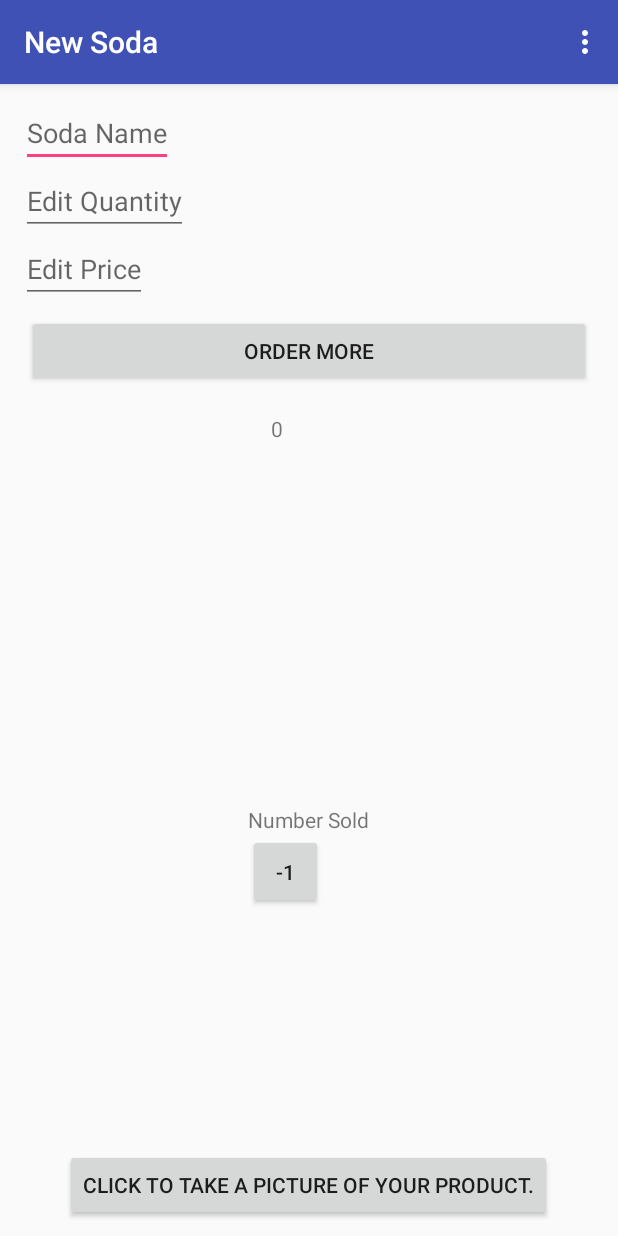
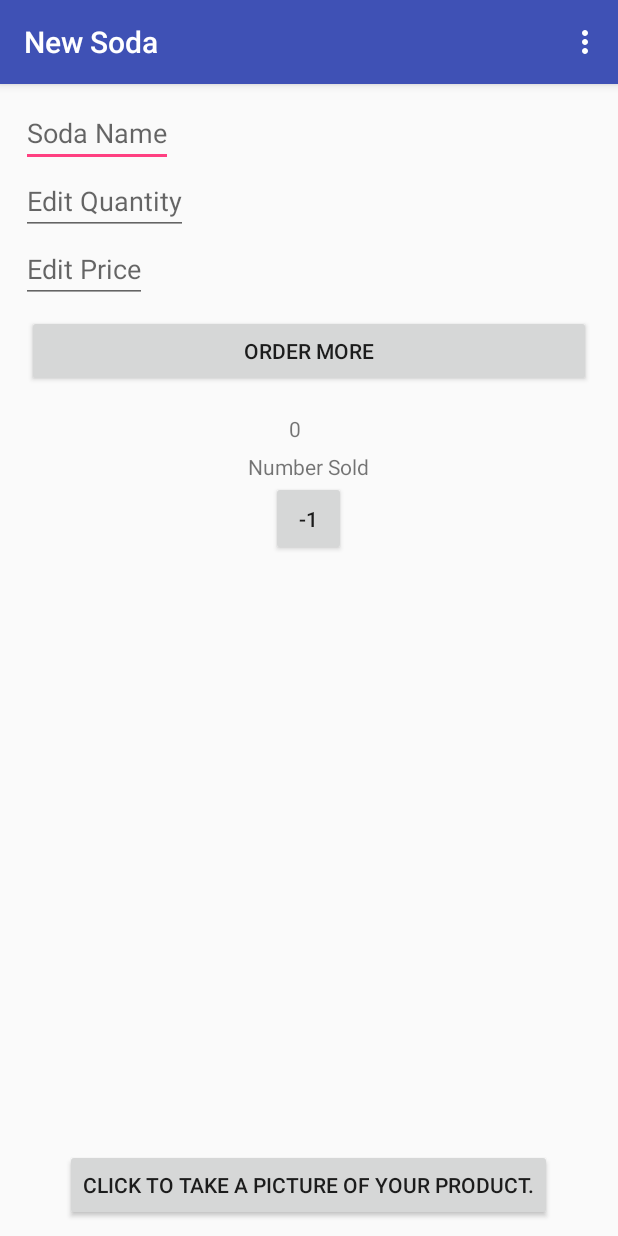
Before and after one commit to Marsha331/SodaInventory, an Android app: the EditorActivity screen opened directly, with no data from a screen before it, after a tap on "-1", on a phone screen of 412 x 824 dp. Run offline under Robolectric (Android 15) with nearby library versions, the phone set to English and light mode, and no system bars.

Commit message:
hopefully fixed all the issues

```diff
--- a/app/src/main/java/net/swallowsnest/sodainventory/EditorActivity.java
+++ b/app/src/main/java/net/swallowsnest/sodainventory/EditorActivity.java
@@ -112,8 +112,11 @@ public class EditorActivity extends AppCompatActivity implements LoaderManager.L
         Button sellButton = (Button) findViewById(R.id.sell_soda);
         sellButton.setOnClickListener(new View.OnClickListener() {
             public void onClick(View v) {
+                if (mCurrentSodaUri == null) {
+                    return;
+                }
                 int sodaQuantity;
-                int soldQuantity = 0;
+                int soldQuantity;
                 mSoldTextView = (TextView) findViewById(R.id.edit_sold_value);
                 sodaQuantity = Integer.valueOf(mQuantityEditText.getText().toString());
                 soldQuantity = Integer.valueOf(mSoldTextView.getText().toString());
@@ -125,6 +128,7 @@ public class EditorActivity extends AppCompatActivity implements LoaderManager.L
                 ContentValues values = new ContentValues();
                 values.put(SodaEntry.COLUMN_QUANTITY, sodaQuantity);
                 values.put(SodaEntry.COLUMN_SOLD, soldQuantity);
+                getContentResolver().update(mCurrentSodaUri, values, null, null);
             }
         });
 
@@ -133,6 +137,7 @@ public class EditorActivity extends AppCompatActivity implements LoaderManager.L
         mNameEditText = (EditText) findViewById(R.id.edit_soda_name);
         mQuantityEditText = (EditText) findViewById(R.id.edit_soda_quantity);
         mPriceEditText = (EditText) findViewById(R.id.edit_soda_price);
+        mSoldTextView = (TextView) findViewById(R.id.edit_sold_value);
         mImageView = (ImageView) findViewById(R.id.pic_here);
 
 
@@ -155,6 +160,7 @@ public class EditorActivity extends AppCompatActivity implements LoaderManager.L
         String nameString = mNameEditText.getText().toString().trim();
         String quantityString = mQuantityEditText.getText().toString().trim();
         String priceString = mPriceEditText.getText().toString().trim();
+        String soldString = mSoldTextView.getText().toString().trim();
 
         // Check if this is supposed to be a new soda
         // and check if any of the fields in the editor are blank
@@ -172,6 +178,7 @@ public class EditorActivity extends AppCompatActivity implements LoaderManager.L
         values.put(SodaEntry.COLUMN_NAME, nameString);
         values.put(SodaEntry.COLUMN_QUANTITY, quantityString);
         values.put(SodaEntry.COLUMN_PRICE, priceString);
+        values.put(SodaEntry.COLUMN_SOLD, soldString);
         // If the price is not provided by the user, don't try to parse the string into an
         // integer value. Use 0 by default.
         int price = 0;
@@ -365,16 +372,19 @@ public class EditorActivity extends AppCompatActivity implements LoaderManager.L
             int nameColumnIndex = cursor.getColumnIndex(SodaEntry.COLUMN_NAME);
             int quantityColumnIndex = cursor.getColumnIndex(SodaEntry.COLUMN_QUANTITY);
             int priceColumnIndex = cursor.getColumnIndex(SodaEntry.COLUMN_PRICE);
+            int soldColumnIndex = cursor.getColumnIndex(SodaEntry.COLUMN_SOLD);
 
             // Extract out the value from the Cursor for the given column index
             String name = cursor.getString(nameColumnIndex);
             int quantity = cursor.getInt(quantityColumnIndex);
             int price = cursor.getInt(priceColumnIndex);
+            int sold = cursor.getInt(soldColumnIndex);
 
             // Update the views on the screen with the values from the database
             mNameEditText.setText(name);
             mQuantityEditText.setText(Integer.toString(quantity));
             mPriceEditText.setText(Integer.toString(price));
+            mSoldTextView.setText(Integer.toString(sold));
 
         }
     }
@@ -385,6 +395,7 @@ public class EditorActivity extends AppCompatActivity implements LoaderManager.L
         mNameEditText.setText("");
         mQuantityEditText.setText("");
         mPriceEditText.setText("");
+        mSoldTextView.setText("");
     }
 
     /**
@@ -472,7 +483,6 @@ public class EditorActivity extends AppCompatActivity implements LoaderManager.L
         finish();
     }
 
-
     /**
      * This method is called when the order button is clicked.
      */
--- a/app/src/main/res/layout/activity_editor.xml
+++ b/app/src/main/res/layout/activity_editor.xml
@@ -95,10 +95,10 @@
 
                 <TextView
                     android:id="@+id/edit_sold_value"
-                    android:layout_width="50dp"
-                    android:layout_height="50dp"
-                    android:layout_weight="1"
+                    android:layout_width="25dp"
+                    android:layout_height="25dp"
                     android:text="0"
+                    android:textSize="14sp"
                     android:layout_gravity="center" />
 
 
@@ -110,11 +110,11 @@
                 <Button
                     android:layout_width="50dp"
                     android:layout_height="50dp"
-                    android:layout_weight="0"
                     android:text="-1"
                     android:id="@+id/sell_soda"
                     android:focusable="false"
-                    android:clickable="true" />
+                    android:clickable="true"
+                    android:layout_gravity="center" />
 
             </LinearLayout>
         </LinearLayout>
@@ -125,7 +125,7 @@
 
         <ImageView
             android:layout_width="150dp"
-            android:layout_height="150dp"
+            android:layout_height="100dp"
             android:id="@+id/pic_here"
             android:layout_centerHorizontal="true" />
     <Button
```
Also changed, not shown: app/src/main/java/net/swallowsnest/sodainventory/SodaCursorAdapter.java (+0 -9 lines).
